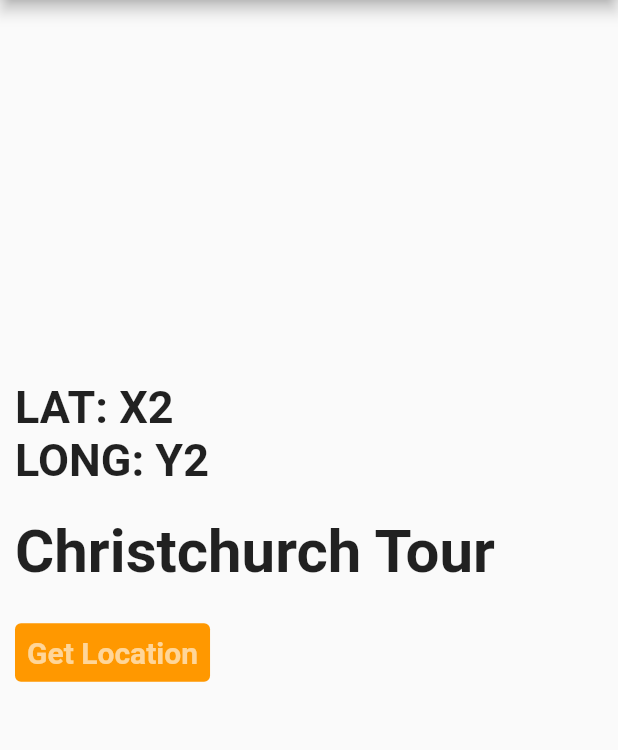
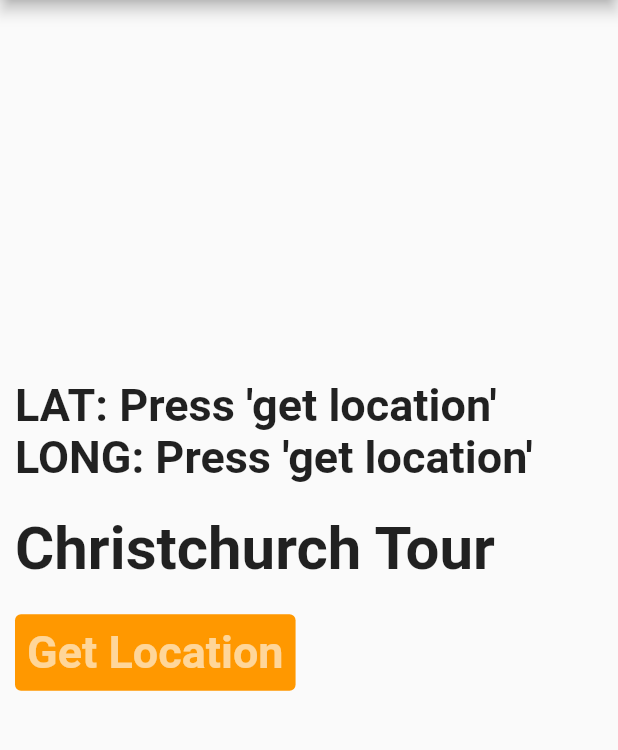
Before and after one commit to leftlyk/Driveguide, a Flutter app: the screen it shows after launch, after a tap on "Get Location", on a phone screen of 412 x 824 dp, the part 84-834 px from its top. Run offline on Flutter 3.47's test engine with Material 2 defaults, Android fonts, the phone set to English and light mode, and no system bars; our stand-ins replace geolocator.

Commit message:
Design refresh 1.1.2 Button size is larger, button now changes text for better UX, LAT and LONG now ask for user to take action when empty.

```diff
--- a/lib/home_page.dart
+++ b/lib/home_page.dart
@@ -80,19 +80,26 @@ class _HomePageState extends State<HomePage> {
   ///       5	          0.00001	   1.11 m
 
   Position? _currentPosition;
-  String lat = "X2", ltd = "Y2";
+  String lat = "Press 'get location'", ltd = "Press 'get location'";
   //String inputLat = "", inputLtd = "";
   String messageOutput = "";
+  String buttonText = "Get Location";
 
   void BuildRecords() {
     //tempLocation.latitude = 50;
     Record temp = Record(-43,272,"Hi");
     locationList.add(temp);
+    /// space for test records
 
-    temp = Record(-43.5246, 172.60025, "cbhs desc");
+    ///temp = Record(0,0, "string")
+
+    temp = Record(-43.5243, 172.6011, "The cbhs flagpole");
     locationList.add(temp);
-    temp = Record(-43.5244, 172.6013, "outside digitech classroom");
+
+    temp = Record(-43.5242, 172.6019, "Straven road border");
     locationList.add(temp);
+
+    /// end of space for test records
   }
 
   Record findLocation(double latNum, double ltdNum) {
@@ -126,7 +133,6 @@ class _HomePageState extends State<HomePage> {
             fontWeight: FontWeight.bold,
             fontSize: 30)
         ),
-
         backgroundColor: Colors.white,
 
       ),
@@ -165,13 +171,14 @@ class _HomePageState extends State<HomePage> {
                   style: ButtonStyle(
                     backgroundColor: MaterialStateProperty.all<Color>(Colors.orange),
                   ),
-                  child: Text('Get Location',
+                  child: Text(buttonText,
                       style: TextStyle(
                           color: Colors.white60,
                           fontWeight: FontWeight.bold,
-                          fontSize: 20)
+                          fontSize: 30)
                   ),
                   onPressed: () {
+                    buttonText = "What's Near Me?";
                     _getCurrentLocation();
                     _getLocationProximity();
                   },
```
